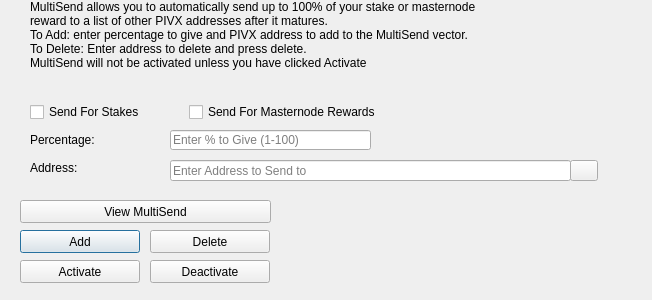
The window that src/qt/forms/multisenddialog.ui (kuldeepsinghsaini108/boomcoin) describes before a commit, drawn with Qt 5.
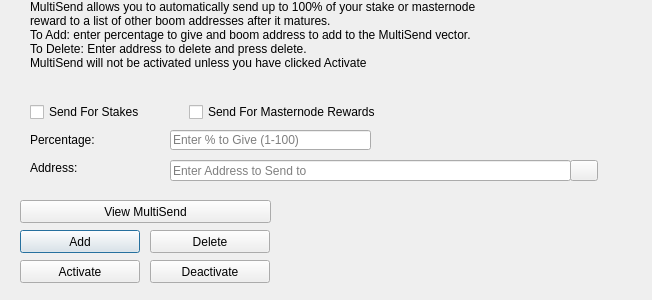
The same window after the commit. Icons and pictures are not drawn.

```diff
--- a/src/qt/forms/multisenddialog.ui
+++ b/src/qt/forms/multisenddialog.ui
@@ -61,8 +61,8 @@
     <number>1</number>
    </property>
    <property name="text">
-    <string>MultiSend allows you to automatically send up to 100% of your stake or masternode reward to a list of other PIVX addresses after it matures.
-To Add: enter percentage to give and PIVX address to add to the MultiSend vector.
+    <string>MultiSend allows you to automatically send up to 100% of your stake or masternode reward to a list of other boom addresses after it matures.
+To Add: enter percentage to give and boom address to add to the MultiSend vector.
 To Delete: Enter address to delete and press delete.
 MultiSend will not be activated unless you have clicked Activate</string>
    </property>
```
Left out of the diff: 4 changed lines with no effect on the pictures.
